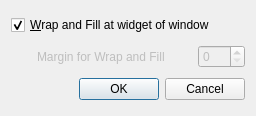
Qt form src/DialogWrapMargin.ui (eteran/nedit-ng) before a commit.
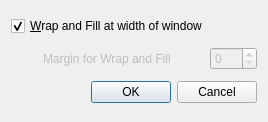
The same form after that commit.

What changed in the file:
```diff
--- a/src/DialogWrapMargin.ui
+++ b/src/DialogWrapMargin.ui
@@ -6,8 +6,8 @@
    <rect>
     <x>0</x>
     <y>0</y>
-    <width>256</width>
-    <height>116</height>
+    <width>268</width>
+    <height>122</height>
    </rect>
   </property>
   <property name="windowTitle">
@@ -19,7 +19,7 @@
      <item>
       <widget class="QCheckBox" name="checkWrapAndFill">
        <property name="text">
-        <string>&amp;Wrap and Fill at widget of window</string>
+        <string>&amp;Wrap and Fill at width of window</string>
        </property>
        <property name="checked">
         <bool>true</bool>
```
